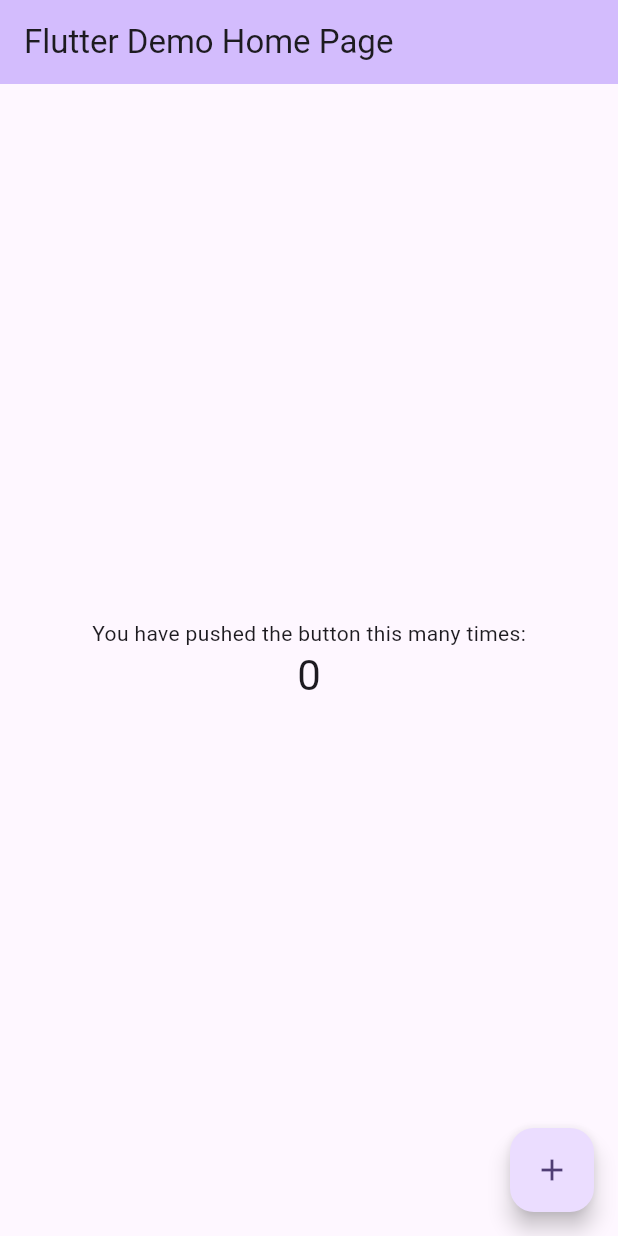
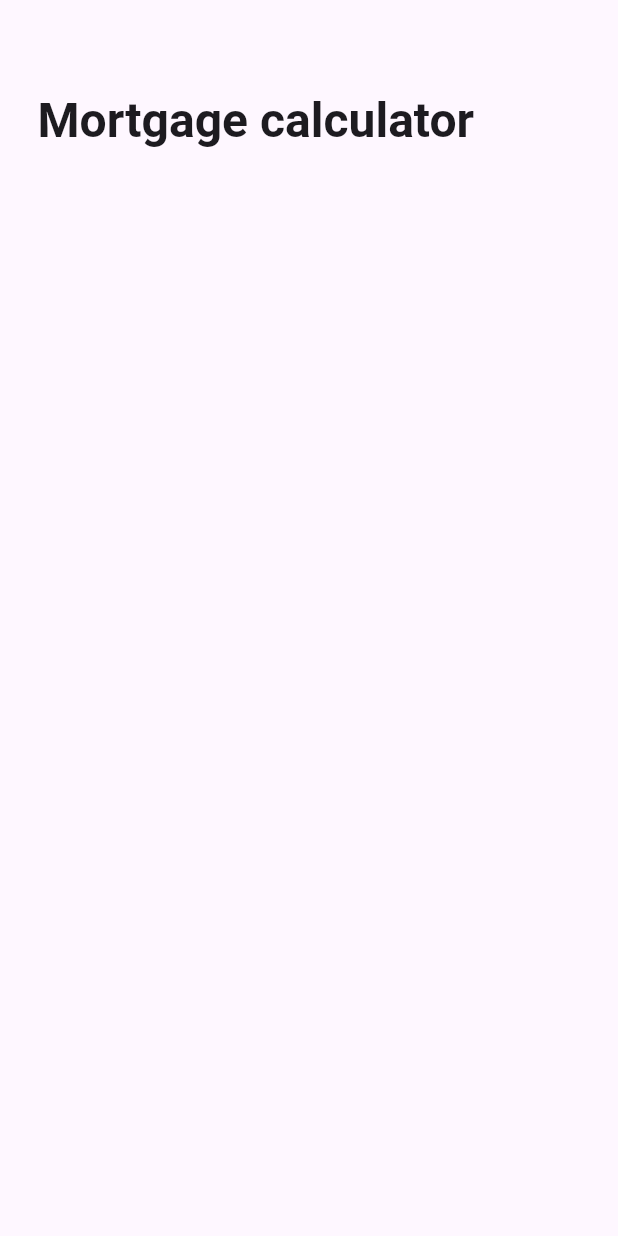
Before and after one commit to Lorenous/Mortgage-calculator-mobile-app, a Flutter app: the screen it shows after launch, on a phone screen of 412 x 824 dp. Run offline on Flutter 3.47's test engine with Material 3 defaults, Android fonts, the phone set to English and light mode, and no system bars.

Commit message:
making the scaffold

```diff
--- a/lib/main.dart
+++ b/lib/main.dart
@@ -1,4 +1,5 @@
 import 'package:flutter/material.dart';
+import 'package:intl/intl.dart';
 
 void main() {
   runApp(const MyApp());
@@ -11,115 +12,41 @@ class MyApp extends StatelessWidget {
   @override
   Widget build(BuildContext context) {
     return MaterialApp(
-      title: 'Flutter Demo',
-      theme: ThemeData(
-        // This is the theme of your application.
-        //
-        // TRY THIS: Try running your application with "flutter run". You'll see
-        // the application has a purple toolbar. Then, without quitting the app,
-        // try changing the seedColor in the colorScheme below to Colors.green
-        // and then invoke "hot reload" (save your changes or press the "hot
-        // reload" button in a Flutter-supported IDE, or press "r" if you used
-        // the command line to start the app).
-        //
-        // Notice that the counter didn't reset back to zero; the application
-        // state is not lost during the reload. To reset the state, use hot
-        // restart instead.
-        //
-        // This works for code too, not just values: Most code changes can be
-        // tested with just a hot reload.
-        colorScheme: ColorScheme.fromSeed(seedColor: Colors.deepPurple),
-        useMaterial3: true,
-      ),
-      home: const MyHomePage(title: 'Flutter Demo Home Page'),
+      debugShowCheckedModeBanner: false,
+      title: 'Mortgage calculator app',
+      home: const HomePage(),
     );
   }
 }
 
-class MyHomePage extends StatefulWidget {
-  const MyHomePage({super.key, required this.title});
-
-  // This widget is the home page of your application. It is stateful, meaning
-  // that it has a State object (defined below) that contains fields that affect
-  // how it looks.
-
-  // This class is the configuration for the state. It holds the values (in this
-  // case the title) provided by the parent (in this case the App widget) and
-  // used by the build method of the State. Fields in a Widget subclass are
-  // always marked "final".
-
-  final String title;
+class HomePage extends StatefulWidget {
+  const HomePage({super.key});
 
   @override
-  State<MyHomePage> createState() => _MyHomePageState();
+  State<HomePage> createState() => _HomePageState();
 }
 
-class _MyHomePageState extends State<MyHomePage> {
-  int _counter = 0;
-
-  void _incrementCounter() {
-    setState(() {
-      // This call to setState tells the Flutter framework that something has
-      // changed in this State, which causes it to rerun the build method below
-      // so that the display can reflect the updated values. If we changed
-      // _counter without calling setState(), then the build method would not be
-      // called again, and so nothing would appear to happen.
-      _counter++;
-    });
-  }
-
+class _HomePageState extends State<HomePage> {
+  double _sliderValue = 0;
   @override
   Widget build(BuildContext context) {
-    // This method is rerun every time setState is called, for instance as done
-    // by the _incrementCounter method above.
-    //
-    // The Flutter framework has been optimized to make rerunning build methods
-    // fast, so that you can just rebuild anything that needs updating rather
-    // than having to individually change instances of widgets.
     return Scaffold(
-      appBar: AppBar(
-        // TRY THIS: Try changing the color here to a specific color (to
-        // Colors.amber, perhaps?) and trigger a hot reload to see the AppBar
-        // change color while the other colors stay the same.
-        backgroundColor: Theme.of(context).colorScheme.inversePrimary,
-        // Here we take the value from the MyHomePage object that was created by
-        // the App.build method, and use it to set our appbar title.
-        title: Text(widget.title),
-      ),
-      body: Center(
-        // Center is a layout widget. It takes a single child and positions it
-        // in the middle of the parent.
-        child: Column(
-          // Column is also a layout widget. It takes a list of children and
-          // arranges them vertically. By default, it sizes itself to fit its
-          // children horizontally, and tries to be as tall as its parent.
-          //
-          // Column has various properties to control how it sizes itself and
-          // how it positions its children. Here we use mainAxisAlignment to
-          // center the children vertically; the main axis here is the vertical
-          // axis because Columns are vertical (the cross axis would be
-          // horizontal).
-          //
-          // TRY THIS: Invoke "debug painting" (choose the "Toggle Debug Paint"
-          // action in the IDE, or press "p" in the console), to see the
-          // wireframe for each widget.
-          mainAxisAlignment: MainAxisAlignment.center,
-          children: <Widget>[
-            const Text(
-              'You have pushed the button this many times:',
-            ),
-            Text(
-              '$_counter',
-              style: Theme.of(context).textTheme.headlineMedium,
-            ),
-          ],
+      body: SafeArea(
+        child: Padding(
+          padding: const EdgeInsets.symmetric(vertical: 60, horizontal: 25),
+          child: Column(
+            children: [
+              Text(
+                'Mortgage calculator',
+                style: Theme.of(context)
+                    .textTheme
+                    .headlineLarge!
+                    .copyWith(fontWeight: FontWeight.bold),
+              ),
+            ],
+          ),
         ),
       ),
-      floatingActionButton: FloatingActionButton(
-        onPressed: _incrementCounter,
-        tooltip: 'Increment',
-        child: const Icon(Icons.add),
-      ), // This trailing comma makes auto-formatting nicer for build methods.
     );
   }
 }
--- a/pubspec.yaml
+++ b/pubspec.yaml
@@ -34,6 +34,7 @@ dependencies:
   # The following adds the Cupertino Icons font to your application.
   # Use with the CupertinoIcons class for iOS style icons.
   cupertino_icons: ^1.0.8
+  intl: ^0.20.1
 
 dev_dependencies:
   flutter_test:
```
Also changed, not shown: pubspec.lock.
